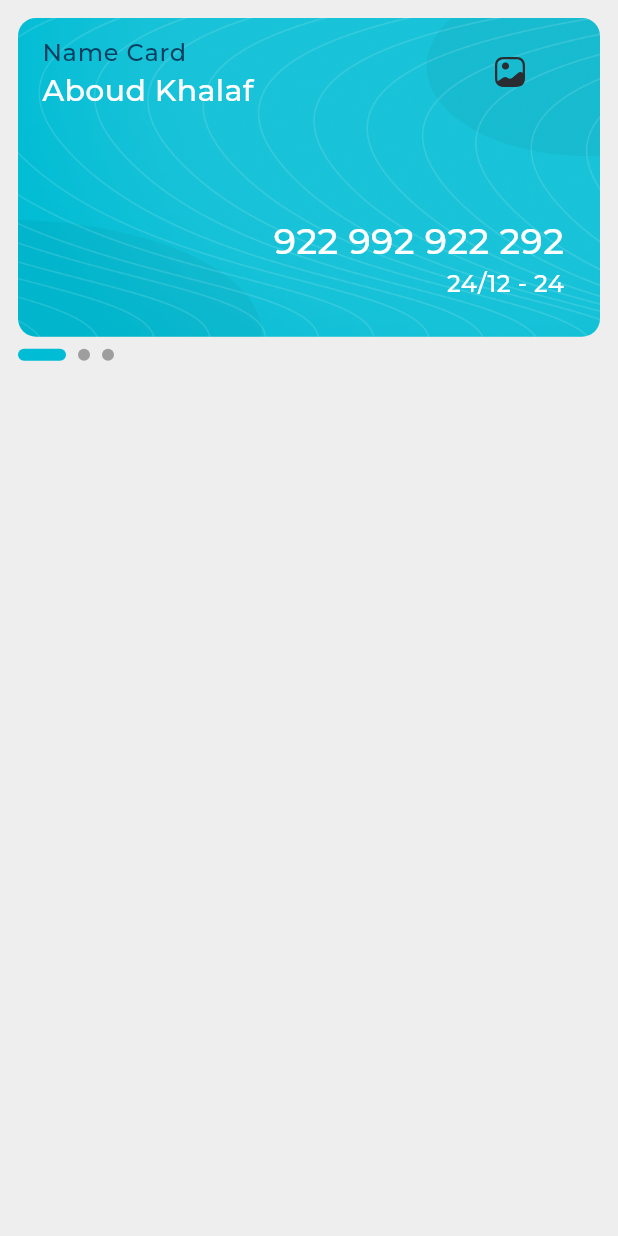
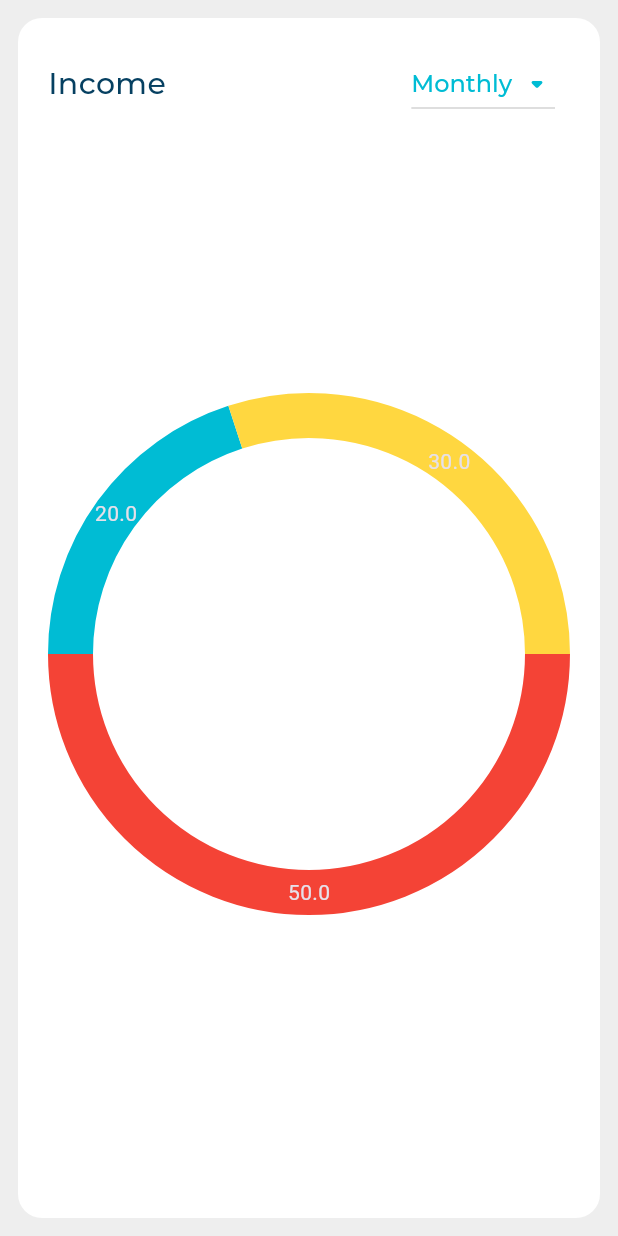
Before and after one commit to Aboud-KHalaf/responsive-ui, a Flutter app: the screen it shows after launch, on a phone screen of 412 x 824 dp. Run offline on Flutter 3.47's test engine with Material 3 defaults, Android fonts, the phone set to English and light mode, and no system bars; drawn by our look-alikes of expandable_page_view, fl_chart; our stand-ins replace flutter_svg; project files that could hold a hidden picture were left out.

Commit message:
fix issues

```diff
--- a/lib/layouts/desktop_layout.dart
+++ b/lib/layouts/desktop_layout.dart
@@ -3,11 +3,11 @@ import 'package:flutter/material.dart';
 import 'package:flutter/widgets.dart';
 
 import 'package:ui/widgets/allexpense_and_quick_invoice_section.dart';
-import 'package:ui/widgets/cards_section.dart';
-import 'package:ui/widgets/custom_background_container.dart';
+
 import 'package:ui/widgets/custom_drawer_widget.dart';
-import 'package:ui/widgets/transaction_history_header.dart';
-import 'package:ui/widgets/transaction_history_listview.dart';
+import 'package:ui/widgets/income_section.dart';
+
+import '../widgets/card_and_transaction_history_section.dart';
 
 class DesktopLayout extends StatelessWidget {
   const DesktopLayout({super.key});
@@ -28,7 +28,15 @@ class DesktopLayout extends StatelessWidget {
         SizedBox(width: 12),
         Expanded(
           flex: 1,
-          child: CardAndTransactionHistorySection(),
+          child: Column(
+            children: [
+              Expanded(
+                child: CardAndTransactionHistorySection(),
+              ),
+              SizedBox(height: 12),
+              Expanded(child: IncomeSection()),
+            ],
+          ),
         ),
       ],
     );
--- a/lib/views/dashboard_view.dart
+++ b/lib/views/dashboard_view.dart
@@ -1,8 +1,8 @@
 import 'package:flutter/material.dart';
 import 'package:ui/widgets/adaptive_layout_widget.dart';
 import 'package:ui/layouts/desktop_layout.dart';
-import 'package:ui/widgets/cards_section.dart';
 import 'package:ui/widgets/custom_drawer_widget.dart';
+import 'package:ui/widgets/income_section.dart';
 
 class DashboardView extends StatelessWidget {
   const DashboardView({super.key});
@@ -15,7 +15,7 @@ class DashboardView extends StatelessWidget {
         // temp
         moblieLayout: (context) => const Padding(
           padding: EdgeInsets.all(12.0),
-          child: CardSection(),
+          child: IncomeSection(),
         ),
         // temp
         tabletLayout: (context) => const SizedBox(),
--- /dev/null
+++ b/lib/widgets/income_header.dart
@@ -0,0 +1,21 @@
+import 'package:flutter/cupertino.dart';
+import 'package:ui/utils/app_styles.dart';
+import 'package:ui/widgets/custom_drop_down_button_widget.dart';
+
+class IncomeHeader extends StatelessWidget {
+  const IncomeHeader({super.key});
+
+  @override
+  Widget build(BuildContext context) {
+    return Row(
+      mainAxisAlignment: MainAxisAlignment.spaceBetween,
+      children: [
+        Text(
+          'Income',
+          style: AppStyles.styleSemiBold20(context),
+        ),
+        const CustomDropdownButtonWidget(),
+      ],
+    );
+  }
+}
--- /dev/null
+++ b/lib/widgets/income_section.dart
@@ -0,0 +1,72 @@
+import 'package:fl_chart/fl_chart.dart';
+import 'package:flutter/cupertino.dart';
+import 'package:flutter/material.dart';
+import 'package:ui/widgets/custom_background_container.dart';
+import 'package:ui/widgets/income_header.dart';
+
+class IncomeSection extends StatelessWidget {
+  const IncomeSection({super.key});
+
+  @override
+  Widget build(BuildContext context) {
+    return const CustomBackgroundContainer(
+      child: Column(
+        children: [
+          IncomeHeader(),
+          ChartSection(),
+        ],
+      ),
+    );
+  }
+}
+
+class ChartSection extends StatefulWidget {
+  const ChartSection({
+    super.key,
+  });
+
+  @override
+  State<ChartSection> createState() => _ChartSectionState();
+}
+
+class _ChartSectionState extends State<ChartSection> {
+  int currentTouchIndex = -1;
+  @override
+  Widget build(BuildContext context) {
+    return Expanded(
+      child: Row(
+        children: [
+          Expanded(
+            child: PieChart(getPieChartData()),
+          )
+        ],
+      ),
+    );
+  }
+
+  PieChartData getPieChartData() {
+    return PieChartData(
+      pieTouchData: PieTouchData(
+        touchCallback: (p0, p1) {
+          currentTouchIndex = p1?.touchedSection?.touchedSectionIndex ?? -1;
+          setState(() {});
+        },
+      ),
+      sectionsSpace: 0,
+      sections: [
+        PieChartSectionData(
+            value: 50,
+            color: Colors.red,
+            radius: currentTouchIndex == 0 ? 40 : 30),
+        PieChartSectionData(
+            value: 20,
+            color: Colors.cyan,
+            radius: currentTouchIndex == 1 ? 40 : 30),
+        PieChartSectionData(
+            value: 30,
+            color: Colors.amberAccent,
+            radius: currentTouchIndex == 2 ? 40 : 30),
+      ],
+    );
+  }
+}
```
